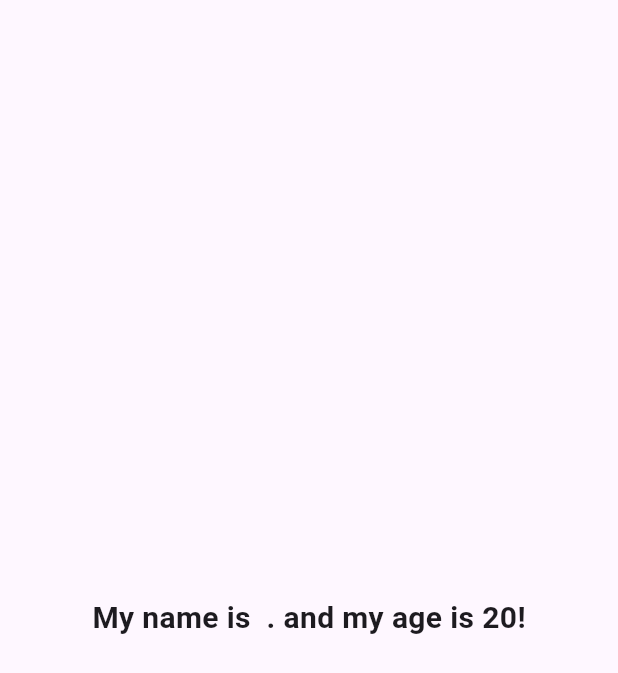
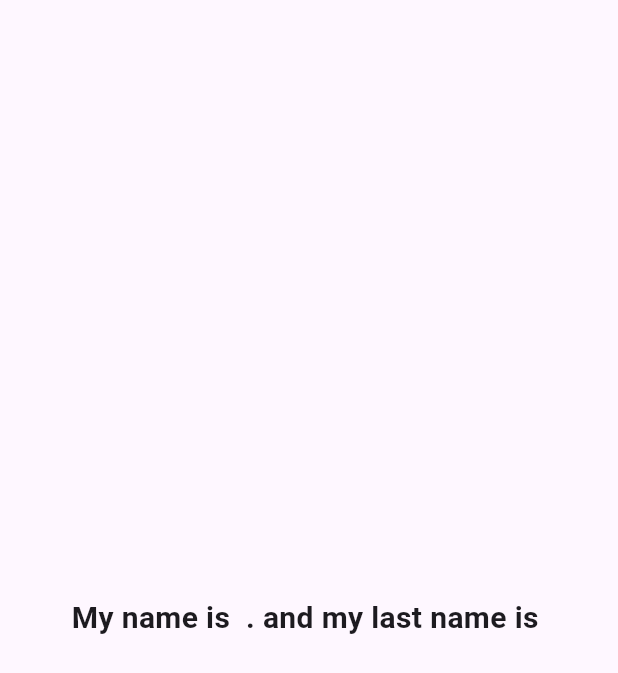
Before and after one commit to THARINDUnirmal/go-router-tester, a Flutter app: the UserScreen screen opened directly with empty values, on a phone screen of 412 x 824 dp. Shown: the top 673 px of the screen. Run offline on Flutter 3.47's test engine with Material 3 defaults, Android fonts, the phone set to English and light mode, and no system bars; our stand-ins replace go_router.

Commit message:
go-goName-push-pushName navigation set up

```diff
--- a/lib/routers/go_router_class.dart
+++ b/lib/routers/go_router_class.dart
@@ -66,9 +66,10 @@ class GoRouterClass {
 
       //page path parameter
       GoRoute(
-        path: "/user/:name",
+        path: "/user/:name/:lname",
         builder: (context, state) {
           return UserScreen(
+            lastName: state.pathParameters["lname"]!,
             name: state.pathParameters["name"]!,
           );
         },
--- a/lib/screens/child_page.dart
+++ b/lib/screens/child_page.dart
@@ -7,6 +7,7 @@ class ChildPage extends StatelessWidget {
   @override
   Widget build(BuildContext context) {
     return Scaffold(
+      appBar: AppBar(),
       body: Center(
         child: Column(
           mainAxisAlignment: MainAxisAlignment.center,
--- a/lib/screens/home_page.dart
+++ b/lib/screens/home_page.dart
@@ -28,7 +28,7 @@ class HomePage extends StatelessWidget {
             ),
             ElevatedButton(
               onPressed: () {
-                GoRouter.of(context).go("/profile/child");
+                GoRouter.of(context).push("/profile/child");
               },
               child: const Text("go to Child page"),
             ),
@@ -40,7 +40,8 @@ class HomePage extends StatelessWidget {
 
                 //path parameters
                 const String name = "Tharindu Nirmal";
-                GoRouter.of(context).go("/user/$name");
+                const String lName = "ranshika";
+                GoRouter.of(context).go("/user/$name/$lName");
               },
               child: const Text("User page"),
             )
--- a/lib/screens/user_screen.dart
+++ b/lib/screens/user_screen.dart
@@ -2,10 +2,12 @@ import 'package:flutter/material.dart';
 
 class UserScreen extends StatelessWidget {
   final String name;
+  final String lastName;
 
   const UserScreen({
     super.key,
     required this.name,
+    required this.lastName,
   });
 
   @override
@@ -13,7 +15,7 @@ class UserScreen extends StatelessWidget {
     return Scaffold(
       body: Center(
         child: Text(
-          "My name is $name . and my age is 20!",
+          "My name is $name . and my last name is $lastName",
           style: const TextStyle(
             fontSize: 20,
             fontWeight: FontWeight.w600,
```
